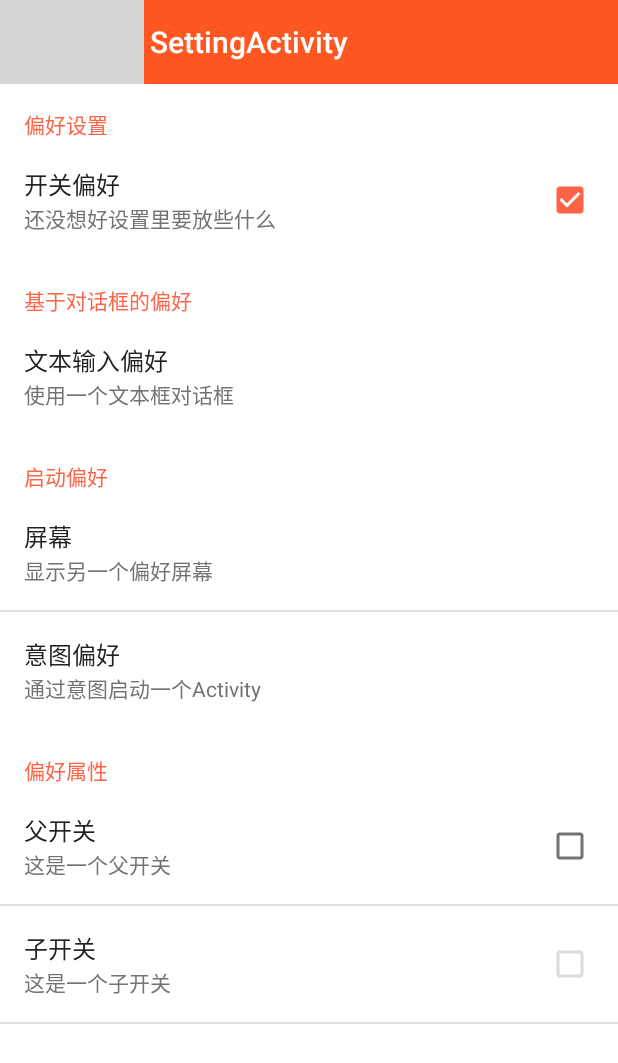
After one commit to moonChenHaohui/ANDROID-MVVM-RSS, an Android app: the SettingActivity screen opened directly, with no data from a screen before it, on a phone screen of 412 x 824 dp. The commit adds this screen. Shown: the top 1063 px of the screen. Run offline under Robolectric (Android 15) with nearby library versions, the phone set to English and light mode, and no system bars; our stand-ins replace ButterKnife, data binding; libraries missing offline, so code that uses them is left out: com.nineoldandroids.animation, com.nineoldandroids.view, de.halfbit.tinybus; 1 statement that could not run was skipped; grey boxes are pictures that could not be loaded.

Commit message:
add setting

```diff
--- a/app/build.gradle
+++ b/app/build.gradle
@@ -29,4 +29,5 @@ dependencies {
 
     compile 'me.drakeet.materialdialog:library:1.2.2'
     compile 'com.rengwuxian.materialedittext:library:2.1.4'
+
 }
--- a/app/src/main/AndroidManifest.xml
+++ b/app/src/main/AndroidManifest.xml
@@ -34,6 +34,11 @@
         </activity>
         <activity android:name=".ui.FeedWebActivity" >
         </activity>
+        <activity
+            android:name=".ui.SettingActivity"
+            android:label="@string/title_activity_setting"
+            android:theme="@style/AppBaseTheme.Dark.NoActionBar" >
+        </activity>
     </application>
 
 </manifest>
--- a/app/src/main/java/com/moon/myreadapp/mvvm/viewmodels/DrawerViewModel.java
+++ b/app/src/main/java/com/moon/myreadapp/mvvm/viewmodels/DrawerViewModel.java
@@ -9,6 +9,8 @@ import com.moon.myreadapp.BR;
 import com.moon.myreadapp.common.adapter.DrawerAdapter;
 import com.moon.myreadapp.mvvm.models.MenuItem;
 import com.moon.myreadapp.mvvm.models.User;
+import com.moon.myreadapp.ui.MainActivity;
+import com.moon.myreadapp.ui.SettingActivity;
 import com.moon.myreadapp.ui.base.IViews.IMainView;
 import com.moon.myreadapp.util.DialogFractory;
 
@@ -95,4 +97,9 @@ public class DrawerViewModel extends BaseViewModel {
     public void setUser(User user) {
         this.user = user;
     }
+
+    public void onClickFriend(View view) {
+        MainActivity.start((Activity)mView, SettingActivity.class);
+    }
+    public void onLongClick (View view){}
 }
--- a/app/src/main/java/com/moon/myreadapp/ui/FeedActivity.java
+++ b/app/src/main/java/com/moon/myreadapp/ui/FeedActivity.java
@@ -20,6 +20,8 @@ import com.moon.myreadapp.common.components.pulltorefresh.PullToRefreshBase;
 import com.moon.myreadapp.common.components.pulltorefresh.PullToRefreshScrollView;
 import com.moon.myreadapp.ui.base.BaseActivity;
 import com.moon.myreadapp.ui.base.ToolBarExpandActivity;
+
+import javax.xml.parsers.SAXParserFactory;
 
 public class FeedActivity extends BaseActivity {
 
--- a/app/src/main/java/com/moon/myreadapp/ui/MainActivity.java
+++ b/app/src/main/java/com/moon/myreadapp/ui/MainActivity.java
@@ -110,6 +110,12 @@ public class MainActivity extends BaseActivity implements IMainView {
                 binding.mainList.onPullUpRefreshComplete();
             }
         });
+        binding.leftDrawer.setting.setOnClickListener(new View.OnClickListener() {
+            @Override
+            public void onClick(View v) {
+                start(MainActivity.this,SettingActivity.class);
+            }
+        });
     }
 
     @Override
--- /dev/null
+++ b/app/src/main/java/com/moon/myreadapp/ui/SettingActivity.java
@@ -0,0 +1,45 @@
+package com.moon.myreadapp.ui;
+
+import android.databinding.DataBindingUtil;
+import android.os.Bundle;
+import android.support.design.widget.FloatingActionButton;
+import android.support.design.widget.Snackbar;
+import android.support.v7.app.AppCompatActivity;
+import android.support.v7.widget.Toolbar;
+import android.view.View;
+
+import com.moon.myreadapp.R;
+import com.moon.myreadapp.databinding.ActivitySettingBinding;
+import com.moon.myreadapp.ui.base.BaseActivity;
+import com.moon.myreadapp.ui.fragments.PrefFragment;
+
+public class SettingActivity extends BaseActivity {
+
+
+    private ActivitySettingBinding binding;
+
+    private Toolbar toolbar;
+    @Override
+    public void onCreate(Bundle savedInstanceState) {
+        super.onCreate(savedInstanceState);
+        toolbar = (Toolbar)findViewById(R.id.toolbar);
+        initToolBar(toolbar);
+        PrefFragment prefFragment = new PrefFragment();
+        getFragmentManager().beginTransaction().replace(R.id.setting_content, prefFragment).commit();
+    }
+
+    @Override
+    protected Toolbar getTooBar() {
+        return null;
+    }
+
+    @Override
+    protected int getLayoutView() {
+        return R.layout.activity_setting;
+    }
+
+    @Override
+    public void setContentViewAndBindVm(Bundle savedInstanceState) {
+        this.binding = DataBindingUtil.setContentView(this,getLayoutView());
+    }
+}
--- /dev/null
+++ b/app/src/main/java/com/moon/myreadapp/ui/fragments/PrefFragment.java
@@ -0,0 +1,18 @@
+package com.moon.myreadapp.ui.fragments;
+
+import android.os.Bundle;
+import android.preference.PreferenceFragment;
+
+import com.moon.myreadapp.R;
+
+/**
+ * Created by moon on 15/10/25.
+ */
+public class PrefFragment extends PreferenceFragment {
+
+    @Override
+    public void onCreate(Bundle savedInstanceState) {
+        super.onCreate(savedInstanceState);
+        addPreferencesFromResource(R.xml.preferences);
+    }
+}
--- a/app/src/main/res/layout/activity_feed_web.xml
+++ b/app/src/main/res/layout/activity_feed_web.xml
@@ -28,6 +28,4 @@
             android:layout_margin="@dimen/fab_margin"
             android:src="@android:drawable/ic_dialog_email" />
     </android.support.design.widget.CoordinatorLayout>
-
-
 </layout>
--- /dev/null
+++ b/app/src/main/res/layout/activity_setting.xml
@@ -0,0 +1,19 @@
+<?xml version="1.0" encoding="utf-8"?>
+<layout xmlns:android="http://schemas.android.com/apk/res/android">
+
+    <data></data>
+    <LinearLayout
+        android:layout_width="match_parent"
+        android:layout_height="match_parent"
+        android:orientation="vertical">
+
+        <include layout="@layout/common_tool_bar" />
+
+        <FrameLayout
+            android:id="@+id/setting_content"
+            android:layout_width="match_parent"
+            android:layout_height="0dp"
+            android:layout_weight="1.0" />
+    </LinearLayout>
+
+</layout>
--- a/app/src/main/res/layout/left_drawer_content.xml
+++ b/app/src/main/res/layout/left_drawer_content.xml
@@ -94,7 +94,7 @@
                 android:id="@+id/setting"
                 android:padding="@dimen/normal_half_padding"
                 android:layout_width="wrap_content"
-                android:layout_height="wrap_content"
+                android:layout_height="match_parent"
                 android:text="{fa-cog} 设置" />
             <View
                 android:layout_marginLeft="@dimen/normal_padding"
@@ -106,7 +106,7 @@
                 android:id="@+id/changeTheme"
                 android:padding="@dimen/normal_half_padding"
                 android:layout_width="wrap_content"
-                android:layout_height="wrap_content"
+                android:layout_height="match_parent"
                 android:text="{fa-moon-o} 夜间" />
         </LinearLayout>
     </LinearLayout>
--- a/app/src/main/res/values/strings.xml
+++ b/app/src/main/res/values/strings.xml
@@ -123,4 +123,5 @@
         "For example, position the FAB to one side of stream of a cards so the FAB won’t interfere "
         "when a user tries to pick up one of cards.\n\n"
     </string>
+    <string name="title_activity_setting">SettingActivity</string>
 </resources>
--- /dev/null
+++ b/app/src/main/res/xml/preferences.xml
@@ -0,0 +1,56 @@
+<?xml version="1.0" encoding="utf-8"?>
+<PreferenceScreen
+    xmlns:android="http://schemas.android.com/apk/res/android">
+
+    <PreferenceCategory
+        android:title="偏好设置">
+        <CheckBoxPreference
+            android:key="checkbox_preference"
+            android:title="开关偏好"
+            android:summary="还没想好设置里要放些什么" />
+    </PreferenceCategory>
+    <PreferenceCategory
+        android:title="基于对话框的偏好">
+        <EditTextPreference
+            android:key="edittext_preference"
+            android:title="文本输入偏好"
+            android:summary="使用一个文本框对话框"
+            android:dialogTitle="输入你的宠物" />
+
+    </PreferenceCategory>
+    <PreferenceCategory
+        android:title="启动偏好">
+        <PreferenceScreen
+            android:key="screen_preference"
+            android:title="屏幕"
+            android:summary="显示另一个偏好屏幕">
+
+            <!-- You can place more preferences here that will be shown on the next screen. -->
+
+            <CheckBoxPreference
+                android:key="next_screen_checkbox_preference"
+                android:title="开关偏好"
+                android:summary="另一个屏幕上的偏好" />
+        </PreferenceScreen>
+
+        <PreferenceScreen
+            android:title="意图偏好"
+            android:summary="通过意图启动一个Activity">
+            <intent android:action="android.intent.action.VIEW"
+                android:data="http://www.android.com" />
+        </PreferenceScreen>
+    </PreferenceCategory>
+    <PreferenceCategory
+        android:title="偏好属性">
+        <CheckBoxPreference
+            android:key="parent_checkbox_preference"
+            android:title="父开关"
+            android:summary="这是一个父开关" />
+        <CheckBoxPreference
+            android:key="child_checkbox_preference"
+            android:dependency="parent_checkbox_preference"
+            android:layout="?android:attr/preferenceLayoutChild"
+            android:title="子开关"
+            android:summary="这是一个子开关" />
+    </PreferenceCategory>
+</PreferenceScreen>
```
Also changed, not shown: 2 other files.
